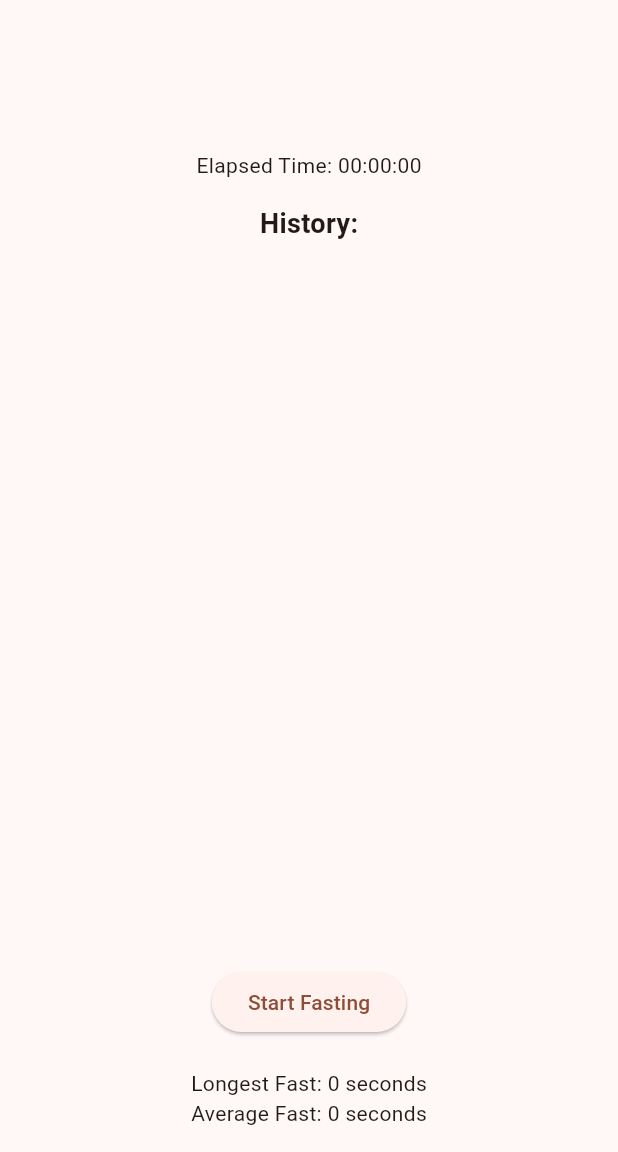
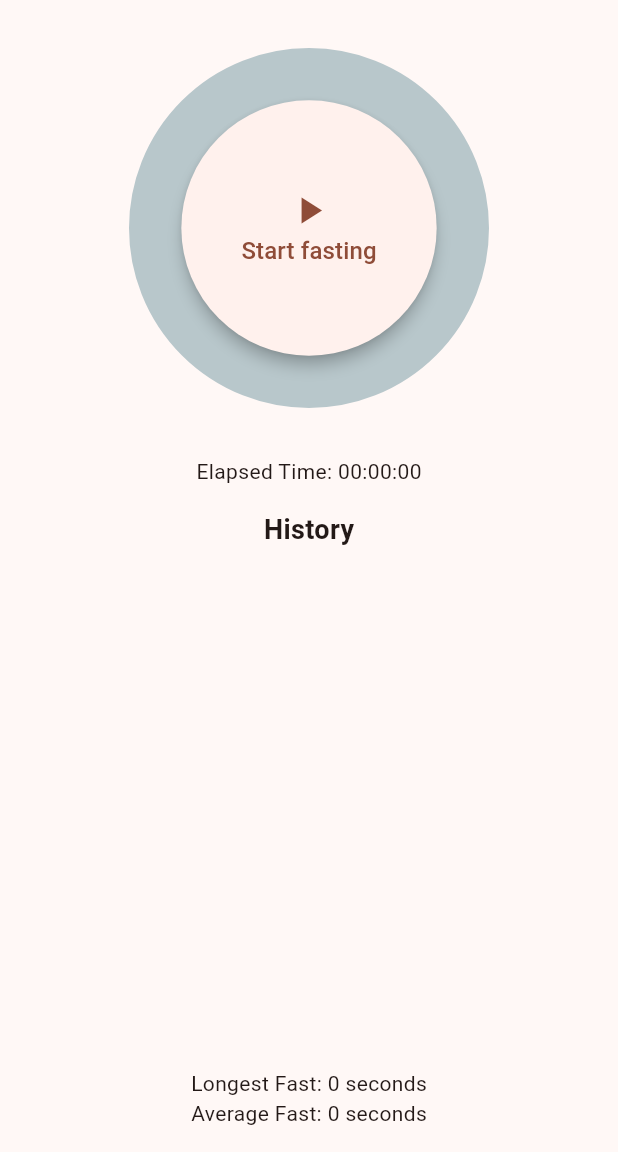
Before and after one commit to jozefsumaj/minimal-fasting-tracker, a Flutter app: the screen it shows after launch, on a phone screen of 412 x 824 dp, the part 84-1236 px from its top. Run offline on Flutter 3.47's test engine with Material 3 defaults, Android fonts, the phone set to English and light mode, and no system bars; drawn by our look-alikes of percent_indicator; our stand-ins replace flutter_local_notifications, shared_preferences.

Commit message:
improve circular button (#8)

```diff
--- a/lib/main.dart
+++ b/lib/main.dart
@@ -2,6 +2,7 @@
 
 import 'package:flutter/material.dart';
 import 'package:flutter_local_notifications/flutter_local_notifications.dart';
+import 'package:percent_indicator/circular_percent_indicator.dart';
 import 'package:shared_preferences/shared_preferences.dart';
 
 void main() {
@@ -150,22 +151,46 @@
         child: Column(
           mainAxisAlignment: MainAxisAlignment.center,
           children: <Widget>[
-
-            Column(children: [
-              Padding(
+            // circle button
+            Column(
+              children: [
+                Padding(
                   padding: const EdgeInsets.symmetric(vertical: 16.0),
-                  child: CircularProgressIndicator(
-                    value: _elapsedTime.inSeconds % 60 / 60,
-                    color: Colors.green,
-                  )),
-              Padding(
-                padding: const EdgeInsets.symmetric(vertical: 16.0),
-                child: Text('Elapsed Time: ${_formatDuration(_elapsedTime)}'),
-              )
-            ]),
+                  child: CircularPercentIndicator(
+                    radius: 120.0,
+                    lineWidth: 40.0,
+                    backgroundWidth: 40.0,
+                    percent: _elapsedTime.inSeconds % 60 / 60,
+                    center: ElevatedButton(
+                      onPressed: () => startTime == null ? startFasting() : stopFasting(),
+                      style: ElevatedButton.styleFrom(
+                        shape: const CircleBorder(),
+                        padding: const EdgeInsets.all(40),
+                        elevation: 4,
+                      ),
+                      child: Column(
+                        mainAxisAlignment: MainAxisAlignment.center,
+                        children: [
+                          Icon(startTime == null ? Icons.play_arrow : Icons.stop, size: 30),
+                          Text(
+                            startTime == null ? 'Start fasting' : 'Stop fasting',
+                            style: const TextStyle(fontSize: 16),
+                          ),
+                        ],
+                      ),
+                    ),
+                    progressColor: Colors.greenAccent,
+                  ),
+                ),
+                Padding(
+                  padding: const EdgeInsets.symmetric(vertical: 16.0),
+                  child: Text('Elapsed Time: ${_formatDuration(_elapsedTime)}'),
+                ),
+              ],
+            ),
 
             const Text(
-              'History:',
+              'History',
               style: TextStyle(fontSize: 18, fontWeight: FontWeight.bold),
             ),
 
@@ -202,20 +227,6 @@
 
             const SizedBox(height: 20),
 
-            if (startTime == null)
-              ElevatedButton(
-                onPressed: startFasting,
-                child: const Text('Start Fasting'),
-              ),
-
-            if (startTime != null && endTime == null)
-              ElevatedButton(
-                onPressed: stopFasting,
-                child: const Text('Stop Fasting'),
-              ),
-
-            const SizedBox(height: 20),
-
             Text('Longest Fast: ${longestFast.inSeconds} seconds'),
 
             Text('Average Fast: ${averageFast.inSeconds} seconds'),
--- a/pubspec.yaml
+++ b/pubspec.yaml
@@ -38,6 +38,7 @@ dependencies:
   shared_preferences: ^2.0.8
   flutter_local_notifications: ^9.0.0
   intl: ^0.17.0
+  percent_indicator: ^4.2.2
 
 dev_dependencies:
   flutter_test:
```
Also changed, not shown: pubspec.lock, 1 other file.
